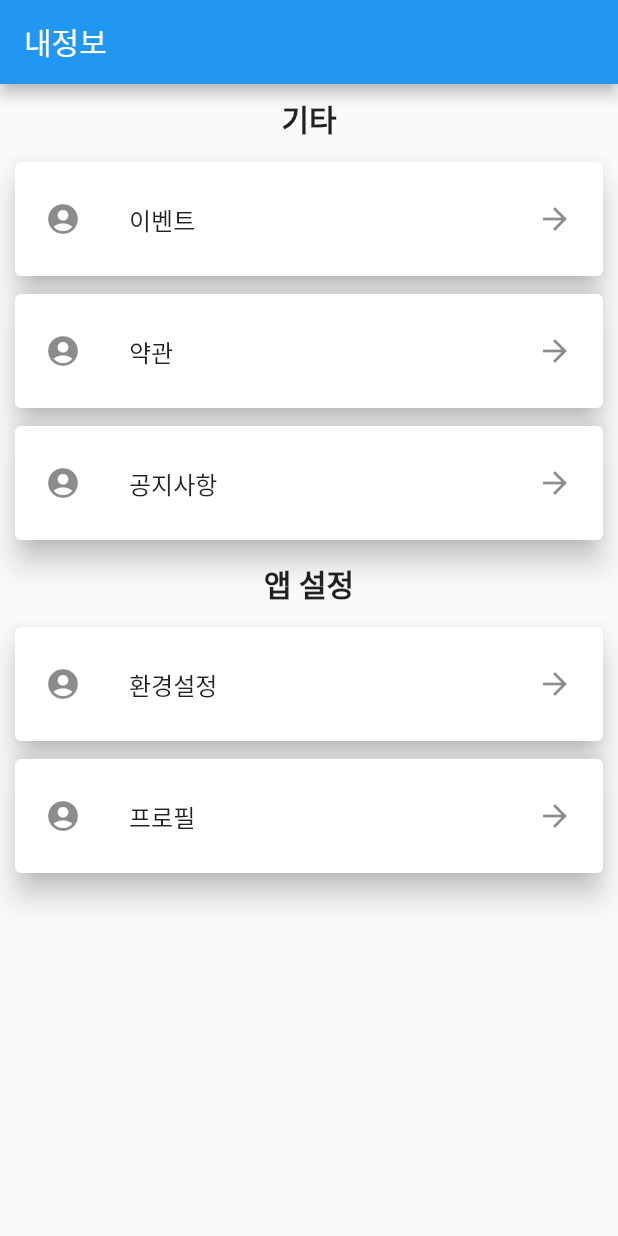
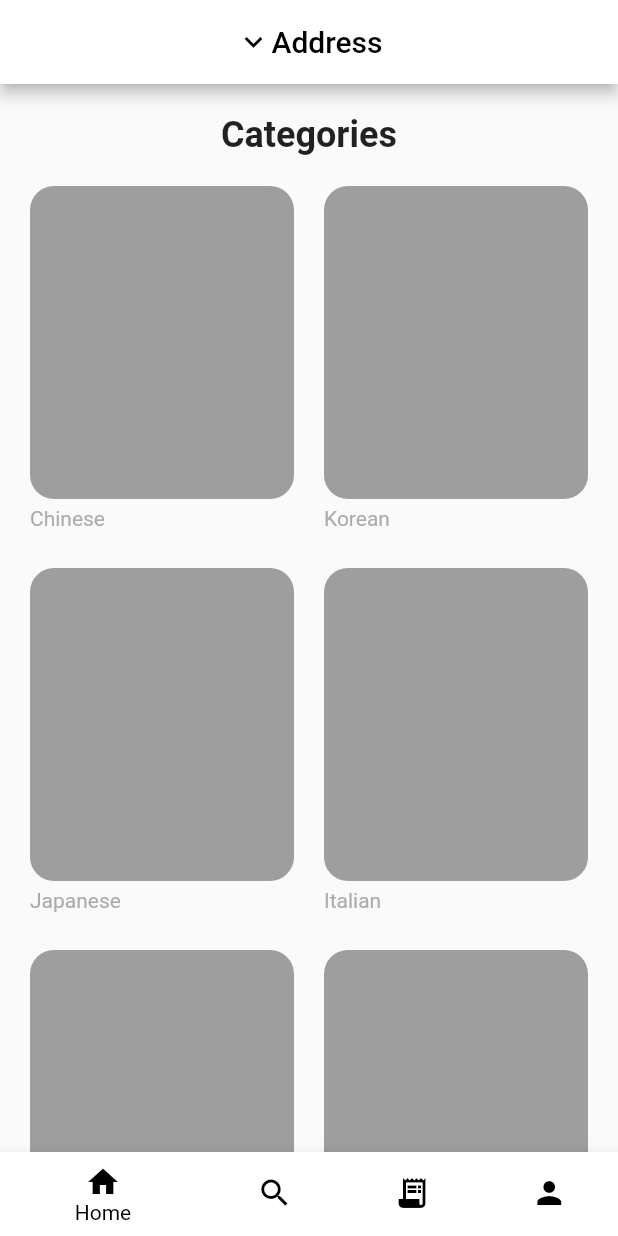
Before and after one commit to yunsuhan0107/bundle-eats, a Flutter app: the screen it shows after launch, on a phone screen of 412 x 824 dp. Run offline on Flutter 3.47's test engine with Material 2 defaults, Android fonts, the phone set to English and light mode, and no system bars; drawn by our look-alikes of grouped_list.

Commit message:
Homepage added, yaml file edited with extra info

```diff
--- /dev/null
+++ b/lib/app.dart
@@ -0,0 +1,18 @@
+import 'package:flutter/material.dart';
+import 'screens/home/home.dart';
+import 'screens/settings/settings.dart';
+
+class App extends StatelessWidget {
+  @override
+  Widget build(BuildContext context) {
+    return MaterialApp(
+      title: 'Bundle Eats',
+      debugShowCheckedModeBanner: false,
+      home: const Home(),
+      routes: {
+        '/home': (context) => const Home(),
+        '/settings': (context) => const Settings(),
+      },
+    );
+  }
+}
--- a/lib/main.dart
+++ b/lib/main.dart
@@ -1,65 +1,6 @@
 import 'package:flutter/material.dart';
-import 'package:grouped_list/grouped_list.dart';
+import 'app.dart';
 
-void main() => runApp(const MyApp());
-
-List _elements = [
-  {'name': '프로필', 'group': '앱 설정'},
-  {'name': '공지사항', 'group': '기타'},
-  {'name': '이벤트', 'group': '기타'},
-  {'name': '환경설정', 'group': '앱 설정'},
-  {'name': '약관', 'group': '기타'},
-];
-
-class MyApp extends StatelessWidget {
-  const MyApp({Key? key}) : super(key: key);
-
-  @override
-  Widget build(BuildContext context) {
-    return MaterialApp(
-      debugShowCheckedModeBanner: false,
-      title: 'Flutter Demo',
-      theme: ThemeData(
-        primarySwatch: Colors.blue,
-      ),
-      home: Scaffold(
-        appBar: AppBar(
-          title: const Text('내정보'),
-        ),
-        body: GroupedListView<dynamic, String>(
-          elements: _elements,
-          groupBy: (element) => element['group'],
-          groupComparator: (value1, value2) => value2.compareTo(value1),
-          itemComparator: (item1, item2) =>
-              item1['name'].compareTo(item2['name']),
-          order: GroupedListOrder.DESC,
-          useStickyGroupSeparators: true,
-          groupSeparatorBuilder: (String value) => Padding(
-            padding: const EdgeInsets.all(8.0),
-            child: Text(
-              value,
-              textAlign: TextAlign.center,
-              style: const TextStyle(fontSize: 20, fontWeight: FontWeight.bold),
-            ),
-          ),
-          itemBuilder: (c, element) {
-            return Card(
-              elevation: 8.0,
-              margin:
-                  const EdgeInsets.symmetric(horizontal: 10.0, vertical: 6.0),
-              child: SizedBox(
-                child: ListTile(
-                  contentPadding: const EdgeInsets.symmetric(
-                      horizontal: 20.0, vertical: 10.0),
-                  leading: const Icon(Icons.account_circle),
-                  title: Text(element['name']),
-                  trailing: const Icon(Icons.arrow_forward),
-                ),
-              ),
-            );
-          },
-        ),
-      ),
-    );
-  }
+void main() {
+  return runApp(App());
 }
--- /dev/null
+++ b/lib/models/category.dart
@@ -0,0 +1,19 @@
+class Category {
+  final String image, name;
+  final int id;
+
+  Category({
+    required this.id,
+    required this.image,
+    required this.name,
+  });
+}
+
+List<Category> categories = [
+  Category(id: 1, image: '', name: 'Chinese'),
+  Category(id: 2, image: '', name: 'Korean'),
+  Category(id: 3, image: '', name: 'Japanese'),
+  Category(id: 4, image: '', name: 'Italian'),
+  Category(id: 5, image: '', name: 'Bundled'),
+  Category(id: 6, image: '', name: 'Vietnamese'),
+];
--- /dev/null
+++ b/lib/screens/home/components/body.dart
@@ -0,0 +1,39 @@
+import 'package:flutter/material.dart';
+import 'package:bundle_eats/models/category.dart';
+import 'category_card.dart';
+
+class Body extends StatelessWidget {
+  @override
+  Widget build(BuildContext context) {
+    return Column(
+      children: <Widget>[
+        Padding(
+          padding: const EdgeInsets.symmetric(horizontal: 20.0, vertical: 20.0),
+          child: Text(
+            'Categories',
+            style: Theme.of(context)
+                .textTheme
+                .headline5
+                ?.copyWith(fontWeight: FontWeight.bold),
+          ),
+        ),
+        Expanded(
+            child: Padding(
+          padding: const EdgeInsets.symmetric(horizontal: 20),
+          child: GridView.builder(
+            itemCount: categories.length,
+            gridDelegate: const SliverGridDelegateWithFixedCrossAxisCount(
+              crossAxisCount: 2,
+              mainAxisSpacing: 20.0,
+              crossAxisSpacing: 20.0,
+              childAspectRatio: 0.75,
+            ),
+            itemBuilder: (context, index) => CategoryCard(
+              category: categories[index],
+            ),
+          ),
+        ))
+      ],
+    );
+  }
+}
--- /dev/null
+++ b/lib/screens/home/components/category_card.dart
@@ -0,0 +1,38 @@
+import 'package:flutter/material.dart';
+import 'package:bundle_eats/models/category.dart';
+
+class CategoryCard extends StatelessWidget {
+  final Category category;
+  const CategoryCard({
+    required this.category,
+  });
+
+  @override
+  Widget build(BuildContext context) {
+    return GestureDetector(
+      child: Column(
+        crossAxisAlignment: CrossAxisAlignment.start,
+        children: <Widget>[
+          Expanded(
+            child: Container(
+              padding: EdgeInsets.all(20.0),
+              decoration: BoxDecoration(
+                color: Colors.grey,
+                borderRadius: BorderRadius.circular(16.0),
+              ),
+            ),
+          ),
+          Padding(
+            padding: const EdgeInsets.symmetric(vertical: 5.0),
+            child: Text(
+              category.name,
+              style: const TextStyle(
+                color: Color(0xffacacac),
+              ),
+            ),
+          ),
+        ],
+      ),
+    );
+  }
+}
--- /dev/null
+++ b/lib/screens/home/home.dart
@@ -0,0 +1,76 @@
+import 'package:flutter/material.dart';
+import 'components/body.dart';
+import 'package:bundle_eats/screens/settings/settings.dart';
+
+class Home extends StatefulWidget {
+  const Home({Key? key}) : super(key: key);
+
+  @override
+  State<Home> createState() => _HomeState();
+}
+
+class _HomeState extends State<Home> {
+  int _selectedIndex = 0;
+  @override
+  Widget build(BuildContext context) {
+    return Scaffold(
+      appBar: _buildAppBar(),
+      body: Body(),
+      bottomNavigationBar: _buildBottomNavigationBar(),
+    );
+  }
+
+  _buildAppBar() {
+    return AppBar(
+      title: Row(
+        mainAxisAlignment: MainAxisAlignment.center,
+        children: const [
+          Icon(
+            Icons.keyboard_arrow_down,
+            color: Colors.black,
+          ),
+          Text('Address', style: TextStyle(color: Colors.black)),
+        ],
+      ),
+      backgroundColor: Colors.white,
+    );
+  }
+
+  _buildBottomNavigationBar() {
+    return BottomNavigationBar(
+      items: const <BottomNavigationBarItem>[
+        BottomNavigationBarItem(
+            icon: Icon(Icons.home),
+            label: 'Home',
+            backgroundColor: Colors.white),
+        BottomNavigationBarItem(
+            icon: Icon(Icons.search),
+            label: 'Search',
+            backgroundColor: Colors.white),
+        BottomNavigationBarItem(
+            icon: Icon(Icons.receipt_long),
+            label: 'Order History',
+            backgroundColor: Colors.white),
+        BottomNavigationBarItem(
+            icon: Icon(Icons.person),
+            label: 'Settings',
+            backgroundColor: Colors.white),
+      ],
+      currentIndex: _selectedIndex,
+      selectedItemColor: Colors.black,
+      unselectedItemColor: Colors.black,
+      onTap: _onItemTapped,
+    );
+  }
+
+  void _onItemTapped(int index) {
+    switch (index) {
+      case 0:
+        Navigator.pushNamed(context, '/home');
+        break;
+      case 3:
+        Navigator.pushNamed(context, '/settings');
+        break;
+    }
+  }
+}
--- a/lib/settings/settings.dart
+++ b/lib/screens/settings/settings.dart
@@ -1,7 +1,5 @@
 import 'package:flutter/material.dart';
 import 'package:grouped_list/grouped_list.dart';
-
-void main() => runApp(const MyApp());
 
 List _elements = [
   {'name': '프로필', 'group': '앱 설정'},
@@ -11,8 +9,8 @@ List _elements = [
   {'name': '약관', 'group': '기타'},
 ];
 
-class MyApp extends StatelessWidget {
-  const MyApp({Key? key}) : super(key: key);
+class Settings extends StatelessWidget {
+  const Settings({Key? key}) : super(key: key);
 
   @override
   Widget build(BuildContext context) {
```
Also changed, not shown: pubspec.yaml (+6 -2 lines).
